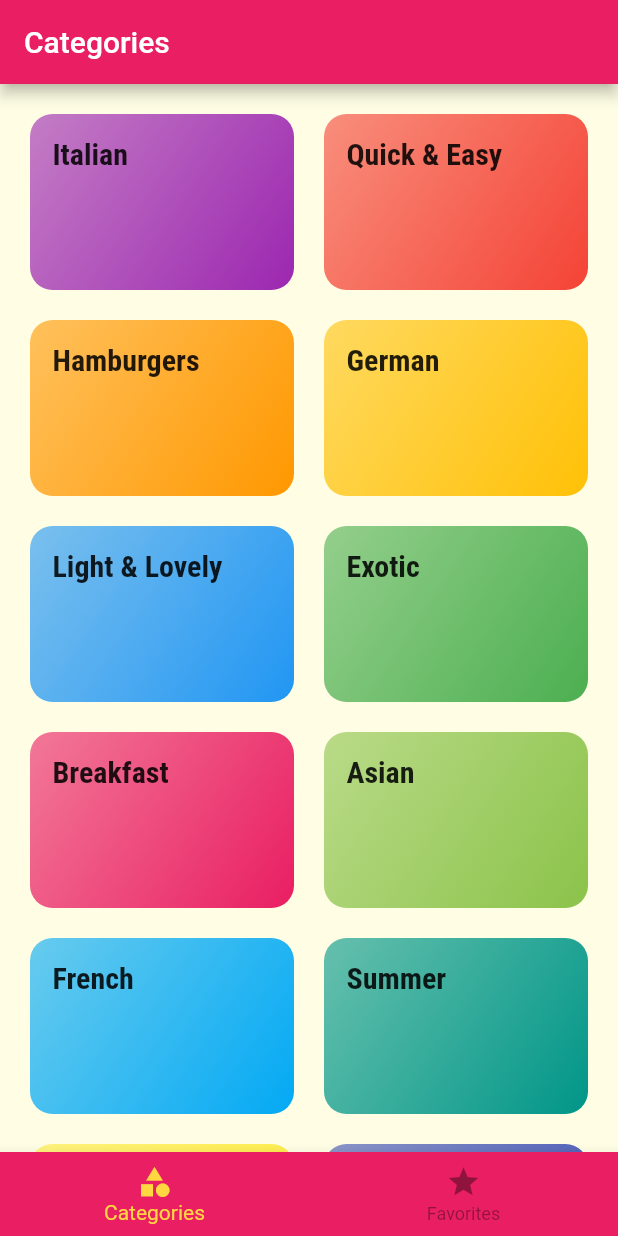
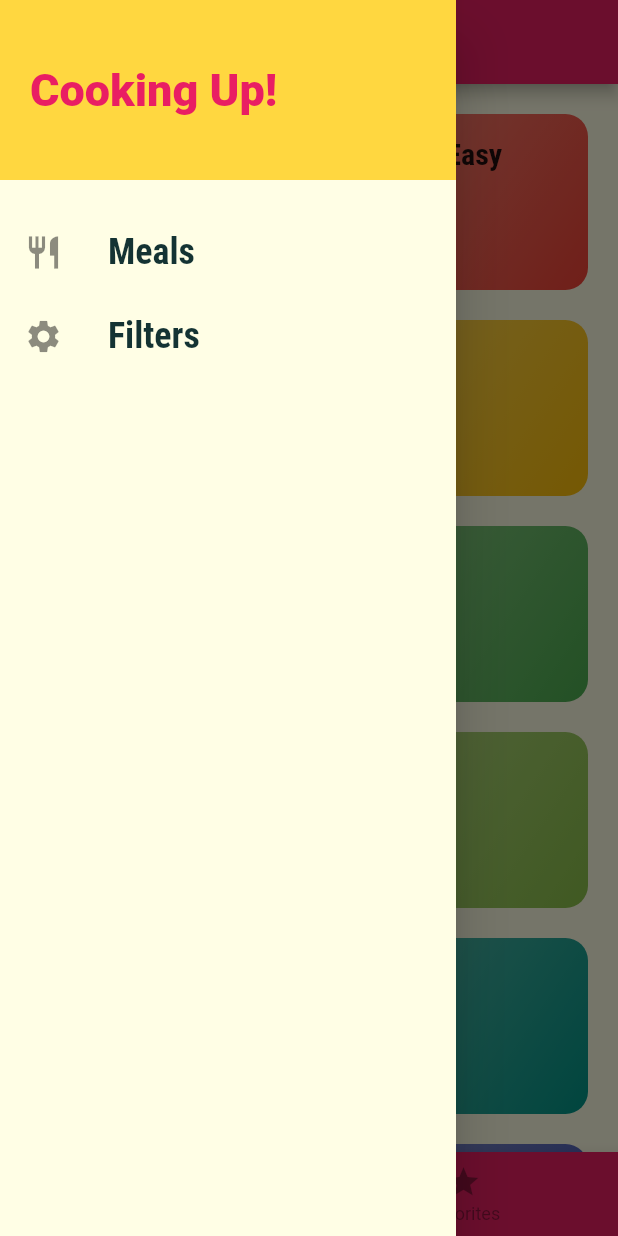
Before and after one commit to fffrowies/deli_meals, a Flutter app: the screen it shows after launch, with the side drawer open (before the commit the screen has no drawer), on a phone screen of 412 x 824 dp. Run offline on Flutter 3.47's test engine with Material 2 defaults, Android fonts, the phone set to English and light mode, and no system bars; Roboto replaces fonts that are missing (Railway).

Commit message:
Added custom drawer.

```diff
--- a/lib/screens/tabs_screen.dart
+++ b/lib/screens/tabs_screen.dart
@@ -2,6 +2,7 @@ import 'package:flutter/material.dart';
 
 import './categories_screen.dart';
 import './favorites_screen.dart';
+import '../widgets/main_drawer.dart';
 
 class TabsScreen extends StatefulWidget {
   @override
@@ -34,6 +35,7 @@ class _TabsScreenState extends State<TabsScreen> {
       appBar: AppBar(
         title: Text(_pages[_selectedPageIndex]['title']),
       ),
+      drawer: MainDrawer(),
       body: _pages[_selectedPageIndex]['page'],
       bottomNavigationBar: BottomNavigationBar(
         onTap: _selectPage,
--- /dev/null
+++ b/lib/widgets/main_drawer.dart
@@ -0,0 +1,53 @@
+import 'package:flutter/material.dart';
+
+class MainDrawer extends StatelessWidget {
+  Widget buildListTile(String title, IconData icon) {
+    return ListTile(
+      leading: Icon(
+        icon,
+        size: 26,
+      ),
+      title: Text(
+        title,
+        style: TextStyle(
+          fontFamily: 'RobotoCondensed',
+          fontSize: 24,
+          fontWeight: FontWeight.bold,
+        ),
+      ),
+      onTap: () {
+        // ...
+      },
+    );
+  }
+
+  @override
+  Widget build(BuildContext context) {
+    return Drawer(
+      child: Column(
+        children: <Widget>[
+          Container(
+            height: 120,
+            width: double.infinity,
+            padding: const EdgeInsets.all(20),
+            alignment: Alignment.centerLeft,
+            color: Theme.of(context).accentColor,
+            child: Text(
+              'Cooking Up!',
+              style: TextStyle(
+                fontWeight: FontWeight.w900,
+                fontSize: 30,
+                color: Theme.of(context).primaryColor,
+              ),
+            ),
+          ),
+          SizedBox(
+            height: 20,
+          ),
+          buildListTile('Meals', Icons.restaurant),
+          buildListTile('Filters', Icons.settings),
+        ],
+      ),
+    );
+  }
+}
```
